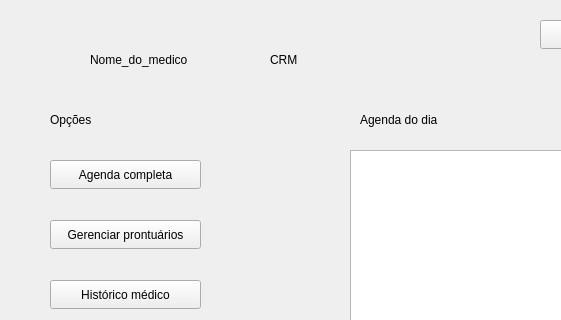
Old version of the form DrWell/telainicialmedico.ui in the repository danzagroba/Dr.Well; both pictures show x 0 to 561 and y 0 to 320 of the 644 by 476 pixel window.
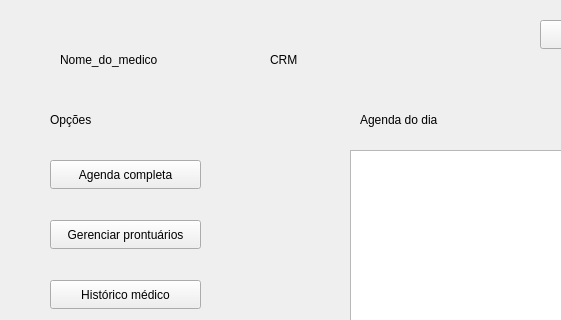
New version of the form.

The edit to the form file:
```diff
--- a/DrWell/telainicialmedico.ui
+++ b/DrWell/telainicialmedico.ui
@@ -16,9 +16,9 @@
   <widget class="QLabel" name="labelNome">
    <property name="geometry">
     <rect>
-     <x>90</x>
+     <x>60</x>
      <y>50</y>
-     <width>131</width>
+     <width>201</width>
      <height>20</height>
     </rect>
    </property>
@@ -106,7 +106,7 @@
     <rect>
      <x>270</x>
      <y>50</y>
-     <width>63</width>
+     <width>191</width>
      <height>20</height>
     </rect>
    </property>
```
